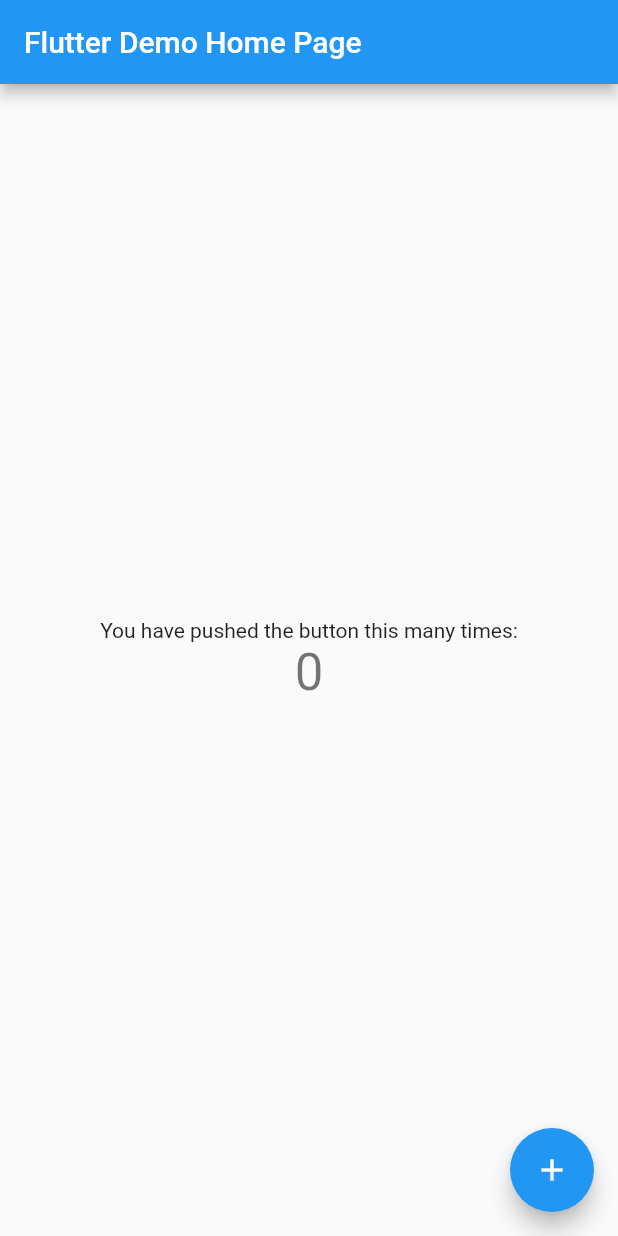
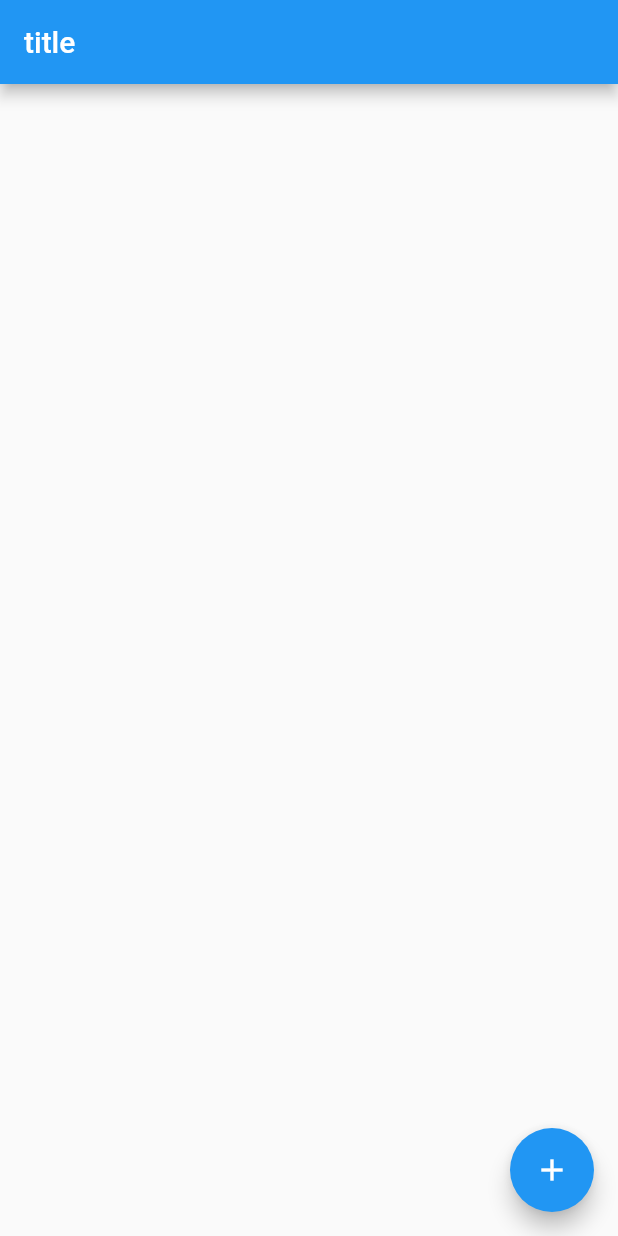
Before and after one commit to RuijinYao/MyFlutterLibrary, a Flutter app: the screen it shows after launch, on a phone screen of 412 x 824 dp. Run offline on Flutter 3.47's test engine with Material 2 defaults, Android fonts, the phone set to English and light mode, and no system bars.

```diff
--- a/my_flutter_library/lib/main.dart
+++ b/my_flutter_library/lib/main.dart
@@ -5,113 +5,42 @@ void main() {
 }
 
 class MyApp extends StatelessWidget {
-  // This widget is the root of your application.
   @override
   Widget build(BuildContext context) {
     return MaterialApp(
       title: 'Flutter Demo',
       theme: ThemeData(
-        // This is the theme of your application.
-        //
-        // Try running your application with "flutter run". You'll see the
-        // application has a blue toolbar. Then, without quitting the app, try
-        // changing the primarySwatch below to Colors.green and then invoke
-        // "hot reload" (press "r" in the console where you ran "flutter run",
-        // or simply save your changes to "hot reload" in a Flutter IDE).
-        // Notice that the counter didn't reset back to zero; the application
-        // is not restarted.
         primarySwatch: Colors.blue,
-        // This makes the visual density adapt to the platform that you run
-        // the app on. For desktop platforms, the controls will be smaller and
-        // closer together (more dense) than on mobile platforms.
         visualDensity: VisualDensity.adaptivePlatformDensity,
       ),
-      home: MyHomePage(title: 'Flutter Demo Home Page'),
+      home: MyHomePage(),
     );
   }
 }
 
 class MyHomePage extends StatefulWidget {
-  MyHomePage({Key key, this.title}) : super(key: key);
-
-  // This widget is the home page of your application. It is stateful, meaning
-  // that it has a State object (defined below) that contains fields that affect
-  // how it looks.
-
-  // This class is the configuration for the state. It holds the values (in this
-  // case the title) provided by the parent (in this case the App widget) and
-  // used by the build method of the State. Fields in a Widget subclass are
-  // always marked "final".
-
-  final String title;
+  MyHomePage({Key key}) : super(key: key);
 
   @override
   _MyHomePageState createState() => _MyHomePageState();
 }
 
 class _MyHomePageState extends State<MyHomePage> {
-  int _counter = 0;
-
-  void _incrementCounter() {
-    setState(() {
-      // This call to setState tells the Flutter framework that something has
-      // changed in this State, which causes it to rerun the build method below
-      // so that the display can reflect the updated values. If we changed
-      // _counter without calling setState(), then the build method would not be
-      // called again, and so nothing would appear to happen.
-      _counter++;
-    });
-  }
 
   @override
   Widget build(BuildContext context) {
-    // This method is rerun every time setState is called, for instance as done
-    // by the _incrementCounter method above.
-    //
-    // The Flutter framework has been optimized to make rerunning build methods
-    // fast, so that you can just rebuild anything that needs updating rather
-    // than having to individually change instances of widgets.
+
     return Scaffold(
       appBar: AppBar(
-        // Here we take the value from the MyHomePage object that was created by
-        // the App.build method, and use it to set our appbar title.
-        title: Text(widget.title),
+        title: Text("title"),
       ),
       body: Center(
-        // Center is a layout widget. It takes a single child and positions it
-        // in the middle of the parent.
-        child: Column(
-          // Column is also a layout widget. It takes a list of children and
-          // arranges them vertically. By default, it sizes itself to fit its
-          // children horizontally, and tries to be as tall as its parent.
-          //
-          // Invoke "debug painting" (press "p" in the console, choose the
-          // "Toggle Debug Paint" action from the Flutter Inspector in Android
-          // Studio, or the "Toggle Debug Paint" command in Visual Studio Code)
-          // to see the wireframe for each widget.
-          //
-          // Column has various properties to control how it sizes itself and
-          // how it positions its children. Here we use mainAxisAlignment to
-          // center the children vertically; the main axis here is the vertical
-          // axis because Columns are vertical (the cross axis would be
-          // horizontal).
-          mainAxisAlignment: MainAxisAlignment.center,
-          children: <Widget>[
-            Text(
-              'You have pushed the button this many times:',
-            ),
-            Text(
-              '$_counter',
-              style: Theme.of(context).textTheme.headline4,
-            ),
-          ],
-        ),
       ),
       floatingActionButton: FloatingActionButton(
-        onPressed: _incrementCounter,
+        onPressed: null,
         tooltip: 'Increment',
         child: Icon(Icons.add),
-      ), // This trailing comma makes auto-formatting nicer for build methods.
+      ),
     );
   }
 }
```
Also changed, not shown: my_flutter_library/pubspec.yaml (+44 -26 lines), my_flutter_library/pubspec.lock.
